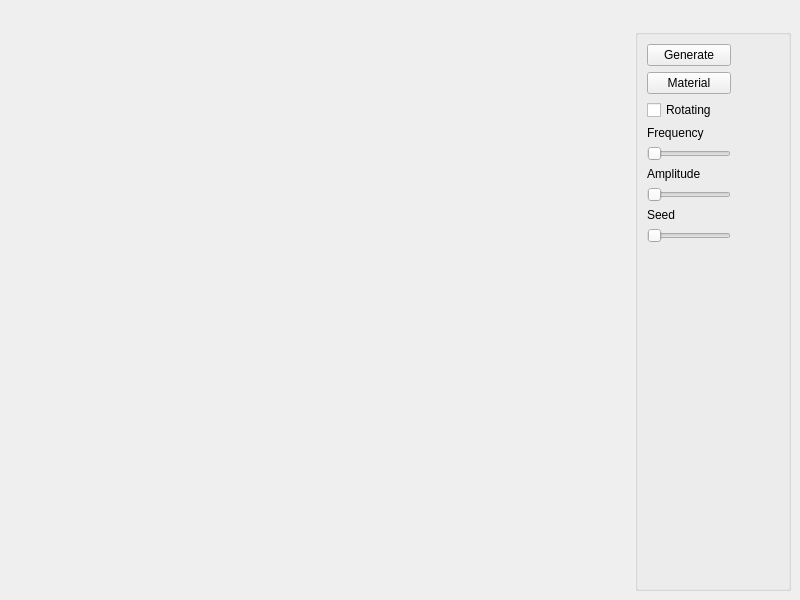
Qt form demo/ui/mainwindow.ui (mshooter/terrain) before a commit.
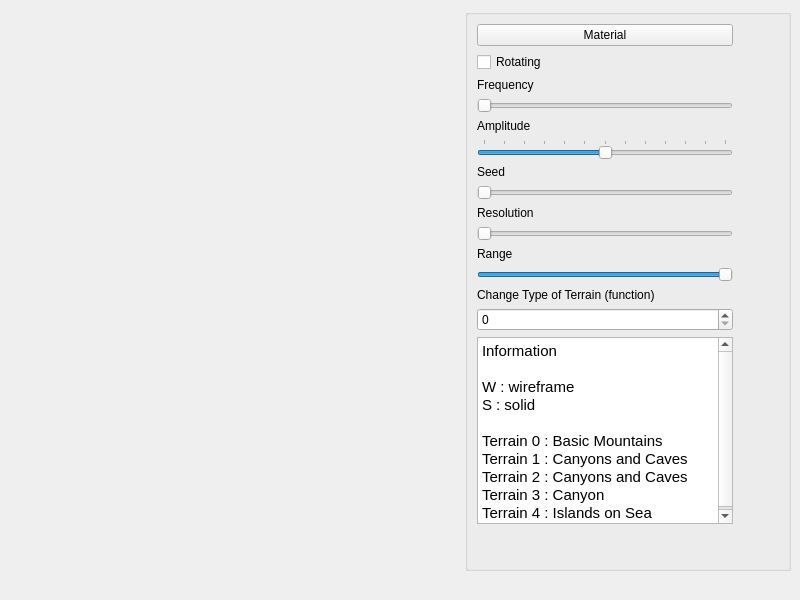
The same form after that commit.

Commit message: did NCCA standard coding, added qtbuttons for deforming terrain

```diff
--- a/demo/ui/mainwindow.ui
+++ b/demo/ui/mainwindow.ui
@@ -27,20 +27,7 @@
   </property>
   <widget class="QWidget" name="centralwidget">
    <layout class="QGridLayout" name="s_mainWindowGridLayout">
-    <item row="0" column="4">
-     <spacer name="horizontalSpacer">
-      <property name="orientation">
-       <enum>Qt::Horizontal</enum>
-      </property>
-      <property name="sizeHint" stdset="0">
-       <size>
-        <width>40</width>
-        <height>20</height>
-       </size>
-      </property>
-     </spacer>
-    </item>
-    <item row="0" column="1">
+    <item row="1" column="1">
      <spacer name="horizontalSpacer_6">
       <property name="orientation">
        <enum>Qt::Horizontal</enum>
@@ -53,7 +40,7 @@
       </property>
      </spacer>
     </item>
-    <item row="0" column="2">
+    <item row="1" column="2">
      <spacer name="horizontalSpacer_2">
       <property name="orientation">
        <enum>Qt::Horizontal</enum>
@@ -66,7 +53,7 @@
       </property>
      </spacer>
     </item>
-    <item row="0" column="3">
+    <item row="1" column="3">
      <spacer name="horizontalSpacer_5">
       <property name="orientation">
        <enum>Qt::Horizontal</enum>
@@ -79,47 +66,106 @@
       </property>
      </spacer>
     </item>
-    <item row="2" column="5">
+    <item row="1" column="5">
+     <spacer name="horizontalSpacer">
+      <property name="orientation">
+       <enum>Qt::Horizontal</enum>
+      </property>
+      <property name="sizeHint" stdset="0">
+       <size>
+        <width>40</width>
+        <height>20</height>
+       </size>
+      </property>
+     </spacer>
+    </item>
+    <item row="0" column="5">
      <widget class="QGroupBox" name="s_drawGB">
       <property name="title">
        <string/>
       </property>
       <layout class="QGridLayout" name="gridLayout_2">
-       <item row="5" column="1">
-        <widget class="QLabel" name="label_2">
+       <item row="15" column="1">
+        <widget class="QTextBrowser" name="textBrowser">
+         <property name="html">
+          <string>&lt;!DOCTYPE HTML PUBLIC &quot;-//W3C//DTD HTML 4.0//EN&quot; &quot;http://www.w3.org/TR/REC-html40/strict.dtd&quot;&gt;
+&lt;html&gt;&lt;head&gt;&lt;meta name=&quot;qrichtext&quot; content=&quot;1&quot; /&gt;&lt;style type=&quot;text/css&quot;&gt;
+p, li { white-space: pre-wrap; }
+&lt;/style&gt;&lt;/head&gt;&lt;body style=&quot; font-family:'Cantarell'; font-size:11pt; font-weight:400; font-style:normal;&quot;&gt;
+&lt;p style=&quot; margin-top:0px; margin-bottom:0px; margin-left:0px; margin-right:0px; -qt-block-indent:0; text-indent:0px;&quot;&gt;Information&lt;/p&gt;
+&lt;p style=&quot;-qt-paragraph-type:empty; margin-top:0px; margin-bottom:0px; margin-left:0px; margin-right:0px; -qt-block-indent:0; text-indent:0px;&quot;&gt;&lt;br /&gt;&lt;/p&gt;
+&lt;p style=&quot; margin-top:0px; margin-bottom:0px; margin-left:0px; margin-right:0px; -qt-block-indent:0; text-indent:0px;&quot;&gt;W : wireframe &lt;/p&gt;
+&lt;p style=&quot; margin-top:0px; margin-bottom:0px; margin-left:0px; margin-right:0px; -qt-block-indent:0; text-indent:0px;&quot;&gt;S : solid &lt;/p&gt;
+&lt;p style=&quot;-qt-paragraph-type:empty; margin-top:0px; margin-bottom:0px; margin-left:0px; margin-right:0px; -qt-block-indent:0; text-indent:0px;&quot;&gt;&lt;br /&gt;&lt;/p&gt;
+&lt;p style=&quot; margin-top:0px; margin-bottom:0px; margin-left:0px; margin-right:0px; -qt-block-indent:0; text-indent:0px;&quot;&gt;Terrain 0 : Basic Mountains&lt;/p&gt;
+&lt;p style=&quot; margin-top:0px; margin-bottom:0px; margin-left:0px; margin-right:0px; -qt-block-indent:0; text-indent:0px;&quot;&gt;Terrain 1 : Canyons and Caves&lt;/p&gt;
+&lt;p style=&quot; margin-top:0px; margin-bottom:0px; margin-left:0px; margin-right:0px; -qt-block-indent:0; text-indent:0px;&quot;&gt;Terrain 2 : Canyons and Caves&lt;/p&gt;
+&lt;p style=&quot; margin-top:0px; margin-bottom:0px; margin-left:0px; margin-right:0px; -qt-block-indent:0; text-indent:0px;&quot;&gt;Terrain 3 : Canyon&lt;/p&gt;
+&lt;p style=&quot; margin-top:0px; margin-bottom:0px; margin-left:0px; margin-right:0px; -qt-block-indent:0; text-indent:0px;&quot;&gt;Terrain 4 : Islands on Sea&lt;/p&gt;&lt;/body&gt;&lt;/html&gt;</string>
+         </property>
+        </widget>
+       </item>
+       <item row="0" column="2" colspan="2">
+        <spacer name="horizontalSpacer_3">
+         <property name="orientation">
+          <enum>Qt::Horizontal</enum>
+         </property>
+         <property name="sizeHint" stdset="0">
+          <size>
+           <width>40</width>
+           <height>20</height>
+          </size>
+         </property>
+        </spacer>
+       </item>
+       <item row="8" column="1">
+        <widget class="QLabel" name="label_4">
          <property name="text">
-          <string>Amplitude</string>
+          <string>Resolution</string>
          </property>
         </widget>
        </item>
-       <item row="1" column="1">
-        <widget class="QPushButton" name="material">
+       <item row="7" column="1">
+        <widget class="QSlider" name="seed">
+         <property name="minimum">
+          <number>1</number>
+         </property>
+         <property name="maximum">
+          <number>100</number>
+         </property>
+         <property name="orientation">
+          <enum>Qt::Horizontal</enum>
+         </property>
+        </widget>
+       </item>
+       <item row="6" column="1">
+        <widget class="QLabel" name="label_3">
          <property name="text">
-          <string>Material</string>
+          <string>Seed </string>
          </property>
         </widget>
        </item>
        <item row="9" column="1">
-        <spacer name="verticalSpacer">
+        <widget class="QSlider" name="resolution">
+         <property name="minimum">
+          <number>2</number>
+         </property>
+         <property name="maximum">
+          <number>60</number>
+         </property>
          <property name="orientation">
-          <enum>Qt::Vertical</enum>
+          <enum>Qt::Horizontal</enum>
          </property>
-         <property name="sizeHint" stdset="0">
-          <size>
-           <width>20</width>
-           <height>40</height>
-          </size>
-         </property>
-        </spacer>
+        </widget>
        </item>
-       <item row="0" column="1">
-        <widget class="QPushButton" name="generate">
-         <property name="text">
-          <string>Generate</string>
+       <item row="13" column="1">
+        <widget class="QSpinBox" name="terrain">
+         <property name="maximum">
+          <number>4</number>
          </property>
         </widget>
        </item>
-       <item row="2" column="1">
+       <item row="1" column="1">
         <widget class="QCheckBox" name="m_rotating">
          <property name="enabled">
           <bool>true</bool>
@@ -132,46 +178,39 @@
          </property>
         </widget>
        </item>
-       <item row="0" column="2">
-        <spacer name="horizontalSpacer_3">
-         <property name="orientation">
-          <enum>Qt::Horizontal</enum>
-         </property>
-         <property name="sizeHint" stdset="0">
-          <size>
-           <width>40</width>
-           <height>20</height>
-          </size>
-         </property>
-        </spacer>
-       </item>
-       <item row="4" column="1">
-        <widget class="QSlider" name="frequency">
-         <property name="maximum">
-          <number>100</number>
-         </property>
-         <property name="singleStep">
-          <number>1</number>
-         </property>
-         <property name="orientation">
-          <enum>Qt::Horizontal</enum>
-         </property>
-        </widget>
-       </item>
        <item row="3" column="1">
+        <widget class="QSlider" name="frequency">
+         <property name="maximum">
+          <number>100</number>
+         </property>
+         <property name="singleStep">
+          <number>1</number>
+         </property>
+         <property name="orientation">
+          <enum>Qt::Horizontal</enum>
+         </property>
+        </widget>
+       </item>
+       <item row="2" column="1">
         <widget class="QLabel" name="label">
          <property name="text">
           <string>Frequency</string>
          </property>
         </widget>
        </item>
-       <item row="6" column="1">
+       <item row="5" column="1">
         <widget class="QSlider" name="amplitude">
          <property name="enabled">
           <bool>true</bool>
          </property>
+         <property name="acceptDrops">
+          <bool>false</bool>
+         </property>
+         <property name="minimum">
+          <number>-60</number>
+         </property>
          <property name="maximum">
-          <number>100</number>
+          <number>60</number>
          </property>
          <property name="orientation">
           <enum>Qt::Horizontal</enum>
@@ -182,25 +221,77 @@
          <property name="invertedControls">
           <bool>false</bool>
          </property>
+         <property name="tickPosition">
+          <enum>QSlider::TicksAbove</enum>
+         </property>
         </widget>
        </item>
-       <item row="8" column="1">
-        <widget class="QSlider" name="seed">
+       <item row="4" column="1">
+        <widget class="QLabel" name="label_2">
+         <property name="text">
+          <string>Amplitude             </string>
+         </property>
+        </widget>
+       </item>
+       <item row="16" column="1">
+        <spacer name="verticalSpacer">
+         <property name="orientation">
+          <enum>Qt::Vertical</enum>
+         </property>
+         <property name="sizeHint" stdset="0">
+          <size>
+           <width>20</width>
+           <height>40</height>
+          </size>
+         </property>
+        </spacer>
+       </item>
+       <item row="10" column="1">
+        <widget class="QLabel" name="label_5">
+         <property name="text">
+          <string>Range</string>
+         </property>
+        </widget>
+       </item>
+       <item row="11" column="1">
+        <widget class="QSlider" name="range">
          <property name="minimum">
+          <number>2</number>
+         </property>
+         <property name="maximum">
+          <number>60</number>
+         </property>
+         <property name="singleStep">
           <number>1</number>
          </property>
-         <property name="maximum">
-          <number>100</number>
+         <property name="sliderPosition">
+          <number>60</number>
+         </property>
+         <property name="tracking">
+          <bool>true</bool>
          </property>
          <property name="orientation">
           <enum>Qt::Horizontal</enum>
          </property>
+         <property name="invertedAppearance">
+          <bool>false</bool>
+         </property>
+         <property name="invertedControls">
+          <bool>false</bool>
+         </property>
         </widget>
        </item>
-       <item row="7" column="1">
-        <widget class="QLabel" name="label_3">
+       <item row="0" column="1">
+        <widget class="QPushButton" name="material">
          <property name="text">
-          <string>Seed </string>
+          <string>Material</string>
+         </property>
+        </widget>
+       </item>
+       <item row="12" column="1">
+        <widget class="QLabel" name="label_6">
+         <property name="text">
+          <string>Change Type of Terrain (function)</string>
          </property>
         </widget>
        </item>
```
The commit also changes 21 other files.
